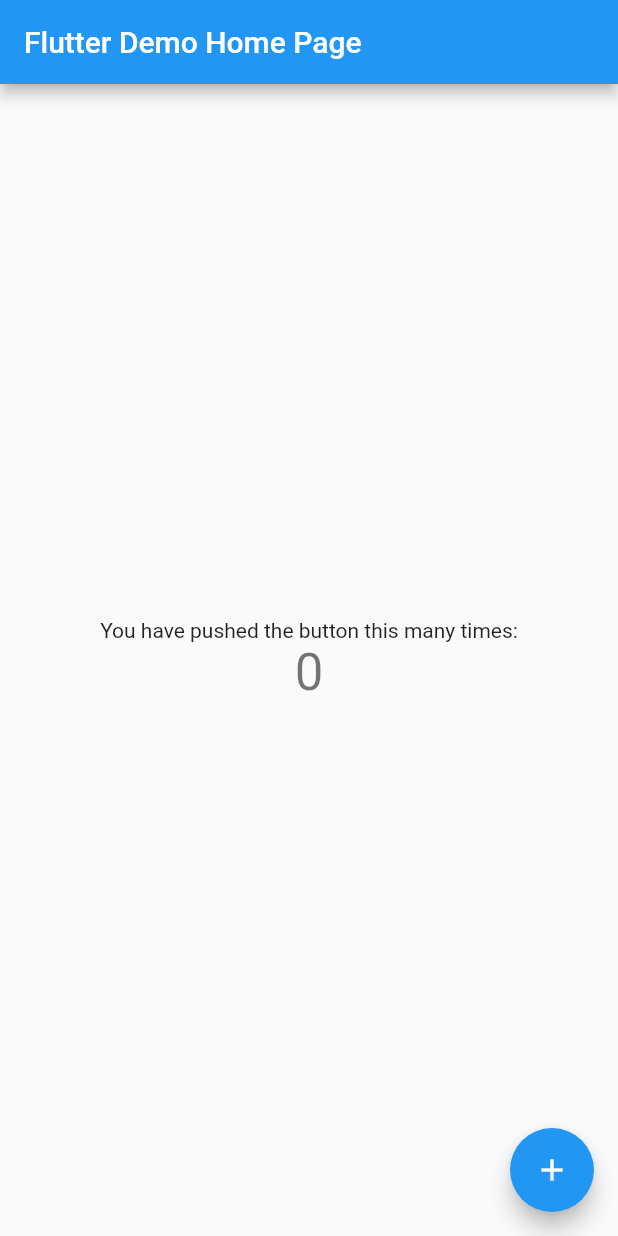
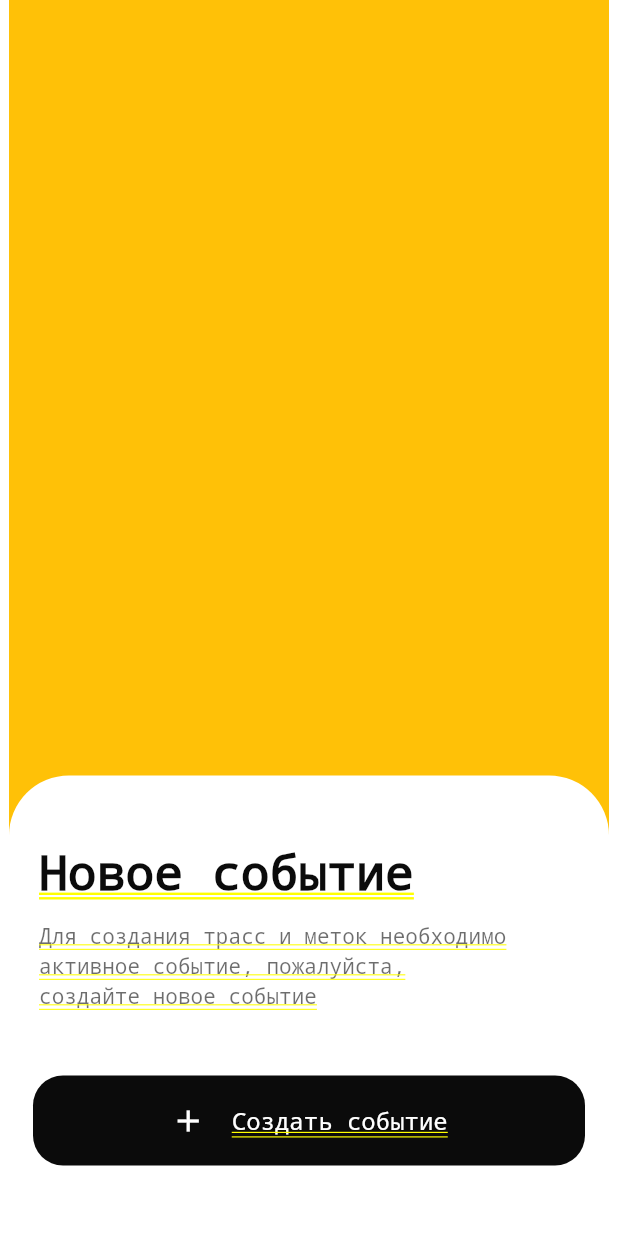
Before and after one commit to levsha-sl/OrientMark, a Flutter app: the screen it shows after launch, on a phone screen of 412 x 824 dp. Run offline on Flutter 3.47's test engine with Material 2 defaults, Android fonts, the phone set to English and light mode, and no system bars.

Commit message:
page new event v0

```diff
--- a/lib/main.dart
+++ b/lib/main.dart
@@ -1,4 +1,6 @@
 import 'package:flutter/material.dart';
+
+import 'pages/my_home_page.dart';
 
 void main() {
   runApp(const MyApp());
@@ -10,106 +12,8 @@ class MyApp extends StatelessWidget {
   // This widget is the root of your application.
   @override
   Widget build(BuildContext context) {
-    return MaterialApp(
-      title: 'Flutter Demo',
-      theme: ThemeData(
-        // This is the theme of your application.
-        //
-        // Try running your application with "flutter run". You'll see the
-        // application has a blue toolbar. Then, without quitting the app, try
-        // changing the primarySwatch below to Colors.green and then invoke
-        // "hot reload" (press "r" in the console where you ran "flutter run",
-        // or simply save your changes to "hot reload" in a Flutter IDE).
-        // Notice that the counter didn't reset back to zero; the application
-        // is not restarted.
-        primarySwatch: Colors.blue,
-      ),
-      home: const MyHomePage(title: 'Flutter Demo Home Page'),
+    return const MaterialApp(
+      home: MyHomePage(),
     );
   }
 }
-
-class MyHomePage extends StatefulWidget {
-  const MyHomePage({super.key, required this.title});
-
-  // This widget is the home page of your application. It is stateful, meaning
-  // that it has a State object (defined below) that contains fields that affect
-  // how it looks.
-
-  // This class is the configuration for the state. It holds the values (in this
-  // case the title) provided by the parent (in this case the App widget) and
-  // used by the build method of the State. Fields in a Widget subclass are
-  // always marked "final".
-
-  final String title;
-
-  @override
-  State<MyHomePage> createState() => _MyHomePageState();
-}
-
-class _MyHomePageState extends State<MyHomePage> {
-  int _counter = 0;
-
-  void _incrementCounter() {
-    setState(() {
-      // This call to setState tells the Flutter framework that something has
-      // changed in this State, which causes it to rerun the build method below
-      // so that the display can reflect the updated values. If we changed
-      // _counter without calling setState(), then the build method would not be
-      // called again, and so nothing would appear to happen.
-      _counter++;
-    });
-  }
-
-  @override
-  Widget build(BuildContext context) {
-    // This method is rerun every time setState is called, for instance as done
-    // by the _incrementCounter method above.
-    //
-    // The Flutter framework has been optimized to make rerunning build methods
-    // fast, so that you can just rebuild anything that needs updating rather
-    // than having to individually change instances of widgets.
-    return Scaffold(
-      appBar: AppBar(
-        // Here we take the value from the MyHomePage object that was created by
-        // the App.build method, and use it to set our appbar title.
-        title: Text(widget.title),
-      ),
-      body: Center(
-        // Center is a layout widget. It takes a single child and positions it
-        // in the middle of the parent.
-        child: Column(
-          // Column is also a layout widget. It takes a list of children and
-          // arranges them vertically. By default, it sizes itself to fit its
-          // children horizontally, and tries to be as tall as its parent.
-          //
-          // Invoke "debug painting" (press "p" in the console, choose the
-          // "Toggle Debug Paint" action from the Flutter Inspector in Android
-          // Studio, or the "Toggle Debug Paint" command in Visual Studio Code)
-          // to see the wireframe for each widget.
-          //
-          // Column has various properties to control how it sizes itself and
-          // how it positions its children. Here we use mainAxisAlignment to
-          // center the children vertically; the main axis here is the vertical
-          // axis because Columns are vertical (the cross axis would be
-          // horizontal).
-          mainAxisAlignment: MainAxisAlignment.center,
-          children: <Widget>[
-            const Text(
-              'You have pushed the button this many times:',
-            ),
-            Text(
-              '$_counter',
-              style: Theme.of(context).textTheme.headline4,
-            ),
-          ],
-        ),
-      ),
-      floatingActionButton: FloatingActionButton(
-        onPressed: _incrementCounter,
-        tooltip: 'Increment',
-        child: const Icon(Icons.add),
-      ), // This trailing comma makes auto-formatting nicer for build methods.
-    );
-  }
-}
--- /dev/null
+++ b/lib/pages/my_home_page.dart
@@ -0,0 +1,110 @@
+import 'package:flutter/material.dart';
+
+class MyHomePage extends StatefulWidget {
+  const MyHomePage({super.key});
+
+  @override
+  State<MyHomePage> createState() => _MyHomePageState();
+}
+
+class _MyHomePageState extends State<MyHomePage> {
+  @override
+  Widget build(BuildContext context) {
+    return Center(
+      child: Container(
+        color: Colors.amber,
+        constraints: const BoxConstraints(maxWidth: 400),
+        child: const MyModalBottomSheet(),
+      ),
+    );
+  }
+}
+
+class MyModalBottomSheet extends StatelessWidget {
+  const MyModalBottomSheet({
+    Key? key,
+  }) : super(key: key);
+
+  @override
+  Widget build(BuildContext context) {
+    return SafeArea(
+      top: false,
+      child: Align(
+        alignment: Alignment.bottomCenter,
+        child: Container(
+          width: double.infinity,
+          decoration: const BoxDecoration(
+              color: Colors.white,
+              borderRadius: BorderRadius.only(
+                  topLeft: Radius.circular(40), topRight: Radius.circular(40))),
+          child: Column(
+            crossAxisAlignment: CrossAxisAlignment.start,
+            mainAxisSize: MainAxisSize.min,
+            children: [
+              const SizedBox(height: 40),
+              Padding(
+                padding: const EdgeInsets.symmetric(horizontal: 20),
+                child: Column(
+                  crossAxisAlignment: CrossAxisAlignment.start,
+                  children: const [
+                    Text(
+                      'Новое событие',
+                      style: TextStyle(
+                          color: Color.fromRGBO(11, 11, 11, 1),
+                          //TODO fontFamily:
+                          fontWeight: FontWeight.w900,
+                          letterSpacing: 0.02,
+                          fontSize: 32,
+                          height: 1.43),
+                    ),
+                    SizedBox(height: 10),
+                    Text(
+                      'Для создания трасс и меток необходимо \nактивное событие, пожалуйста, \nсоздайте новое событие',
+                      style: TextStyle(
+                          color: Color.fromRGBO(11, 11, 11, 0.6),
+                          //TODO fontFamily:
+                          fontWeight: FontWeight.w300,
+                          letterSpacing: 0.02,
+                          fontSize: 14,
+                          height: 1.43),
+                    ),
+                  ],
+                ),
+              ),
+              const SizedBox(height: 44),
+              Container(
+                margin: const EdgeInsets.symmetric(horizontal: 16),
+                padding: const EdgeInsets.symmetric(vertical: 18),
+                decoration: BoxDecoration(
+                  borderRadius: BorderRadius.circular(20),
+                  color: const Color.fromRGBO(11, 11, 11, 1),
+                ),
+                child: Row(
+                  mainAxisAlignment: MainAxisAlignment.center,
+                  children: const [
+                    Icon(
+                      Icons.add,
+                      color: Colors.white,
+                      size: 24,
+                    ),
+                    SizedBox(width: 17),
+                    Text(
+                      'Создать событие',
+                      style: TextStyle(
+                          color: Colors.white,
+                          //TODO fontFamily:
+                          fontWeight: FontWeight.w400,
+                          fontSize: 16,
+                          height: 1.43),
+                    ),
+                  ],
+                ),
+              ),
+              const SizedBox(height: 47)
+            ],
+          ),
+        ),
+      ),
+    );
+  }
+}
```
